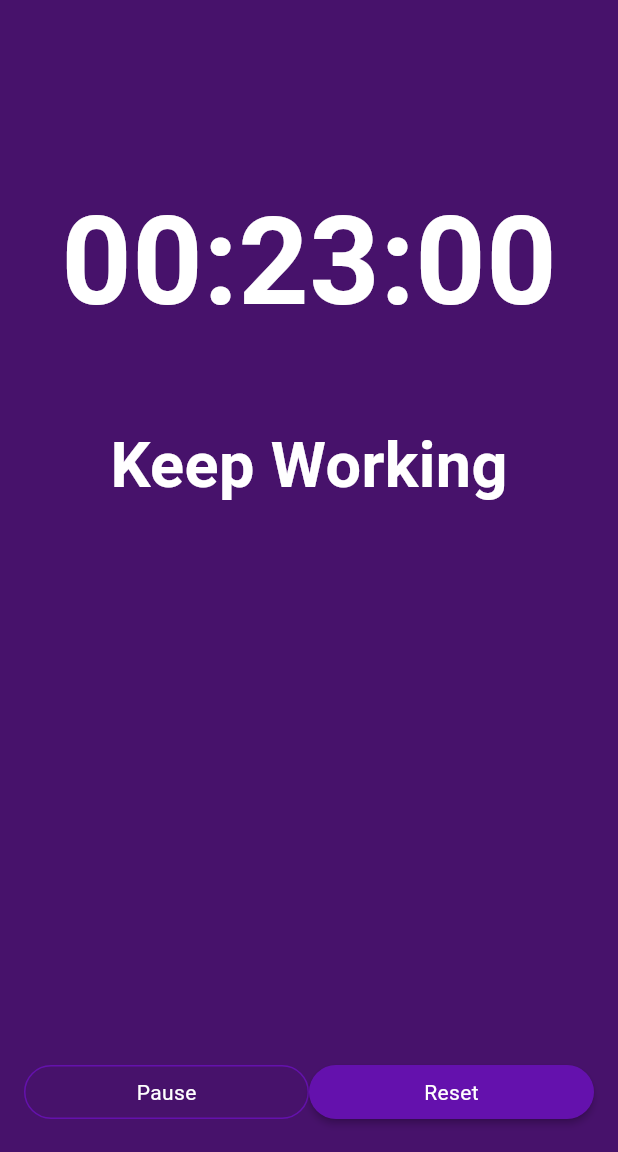
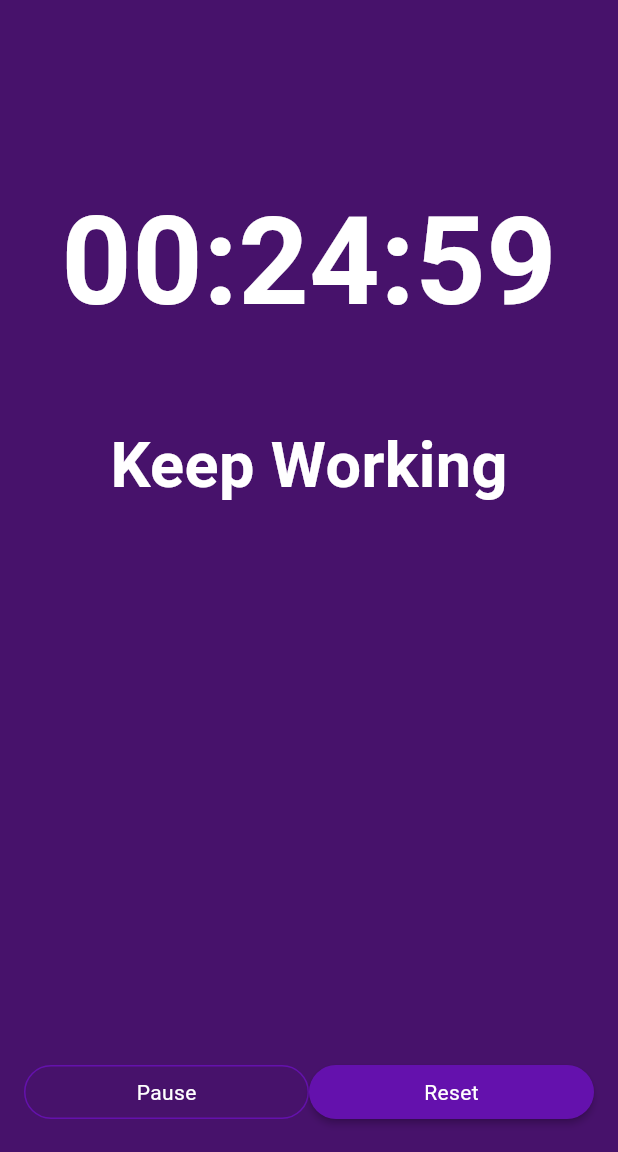
Before and after one commit to ZhBair/baklandoro, a Flutter app: the screen it shows after launch, after a tap on "Start", on a phone screen of 412 x 824 dp, the part 84-1236 px from its top. Run offline on Flutter 3.47's test engine with Material 3 defaults, Android fonts, the phone set to English and light mode, and no system bars; missing offline and left inert: keep_screen_on.

```diff
--- a/lib/main.dart
+++ b/lib/main.dart
@@ -1,8 +1,7 @@
 import 'dart:async';
-
 import 'package:flutter/cupertino.dart';
 import 'package:flutter/material.dart';
-//import 'package:window_manager/window_manager.dart';
+import 'package:keep_screen_on/keep_screen_on.dart';
 
 void main() {
   runApp(const MyApp());
@@ -55,6 +54,7 @@ Map<String, int> map = {"job": 0, "shortBreak": 0, "longBreak": 0};
 //creat RESET function
 
   void reset() {
+    KeepScreenOn.turnOff();
     timer!.cancel();
     setState(() {
       seconds = 0;
@@ -83,8 +83,9 @@ Map<String, int> map = {"job": 0, "shortBreak": 0, "longBreak": 0};
 
   //creat START function
   void start() {
+    KeepScreenOn.turnOn();
     started = true;
-    timer = Timer.periodic(Duration(milliseconds: 10), (timer) { //change seconds to milis
+    timer = Timer.periodic(Duration(seconds: 1), (timer) { //change seconds to milis
       int localSeconds = seconds;
       int localMinutes = minutes;
       int localHours = hours;
--- a/pubspec.yaml
+++ b/pubspec.yaml
@@ -30,12 +30,11 @@ environment:
 dependencies:
   flutter:
     sdk: flutter
-
+  keep_screen_on: ^3.0.0
 
   # The following adds the Cupertino Icons font to your application.
   # Use with the CupertinoIcons class for iOS style icons.
   cupertino_icons: ^1.0.6
-  window_manager: ^0.3.7
 
 
 dev_dependencies:
```
Also changed, not shown: pubspec.lock. Lines whose indentation alone changed are shown as unchanged.
